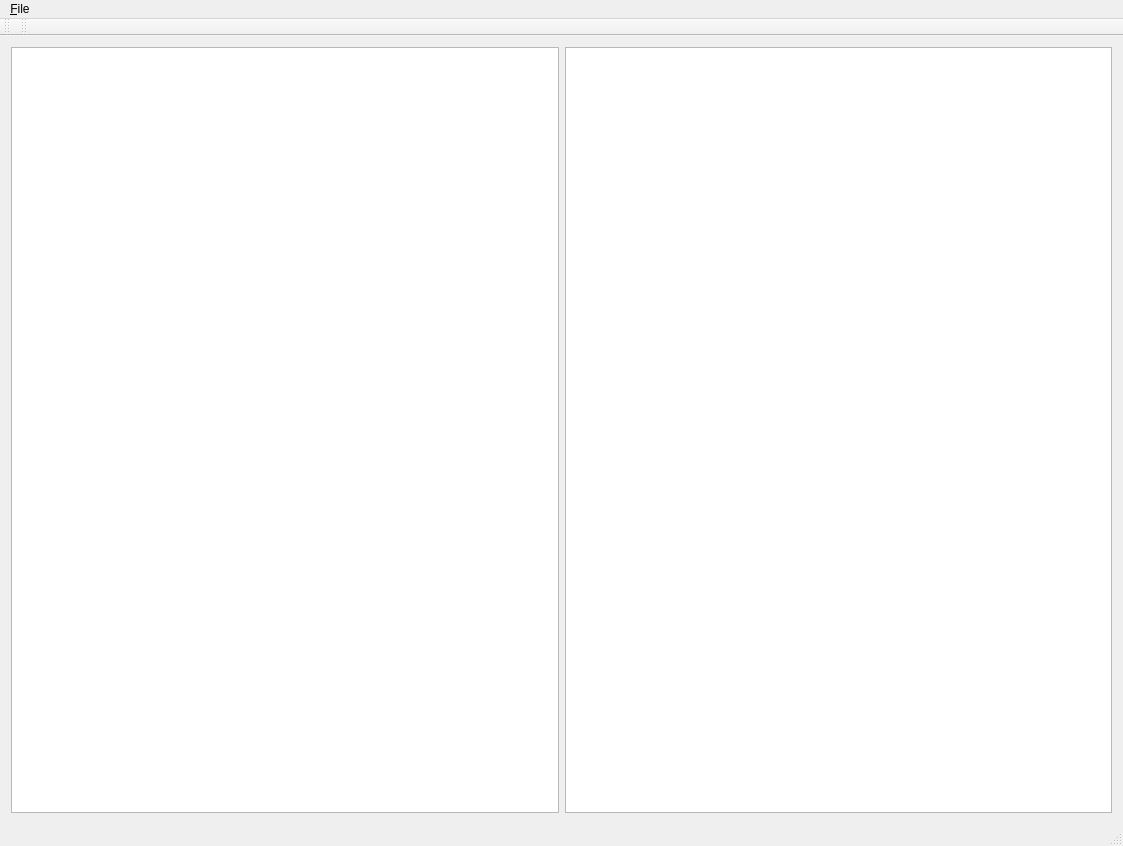
Above: src/mainwindow.ui from pbek/QOwnNotes before the change. Below: the same form after it.
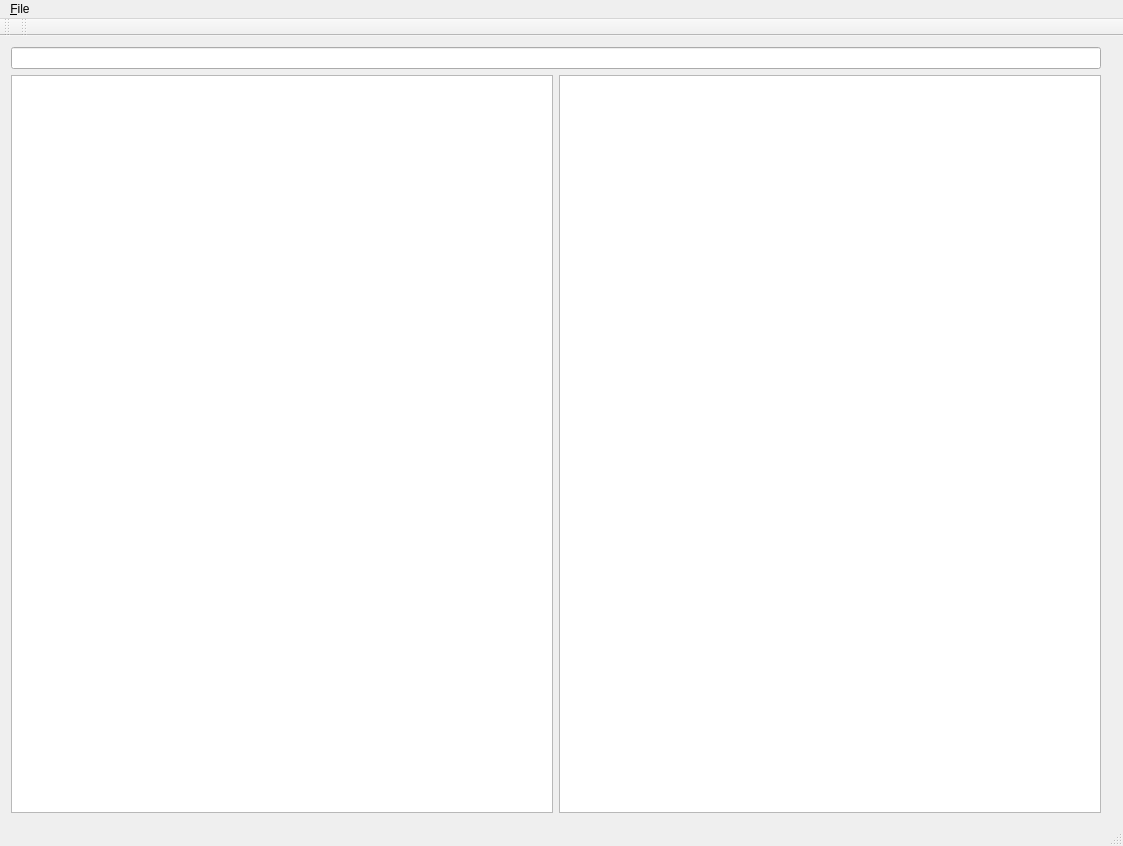
That is the form after the change.

Commit message: implemented note searching

```diff
--- a/src/mainwindow.ui
+++ b/src/mainwindow.ui
@@ -22,9 +22,14 @@
    </property>
    <layout class="QHBoxLayout" name="horizontalLayout">
     <item>
-     <widget class="QListWidget" name="notesListWidget"/>
-    </item>
-    <item>
+     <layout class="QGridLayout" name="gridLayout">
+      <property name="rightMargin">
+       <number>11</number>
+      </property>
+      <property name="horizontalSpacing">
+       <number>6</number>
+      </property>
+      <item row="1" column="1">
      <widget class="QTextEdit" name="noteTextEdit">
       <property name="html">
        <string>&lt;!DOCTYPE HTML PUBLIC &quot;-//W3C//DTD HTML 4.0//EN&quot; &quot;http://www.w3.org/TR/REC-html40/strict.dtd&quot;&gt;
@@ -35,6 +40,14 @@
       </property>
      </widget>
     </item>
+      <item row="1" column="0">
+       <widget class="QListWidget" name="notesListWidget"/>
+      </item>
+      <item row="0" column="0" colspan="2">
+       <widget class="QLineEdit" name="searchLineEdit"/>
+      </item>
+     </layout>
+    </item>
    </layout>
   </widget>
   <widget class="QMenuBar" name="menuBar">
```
Left out of the diff: 11 changed lines with no effect on the pictures. Lines whose indentation alone changed are shown as unchanged. The commit also changes 5 other files.
